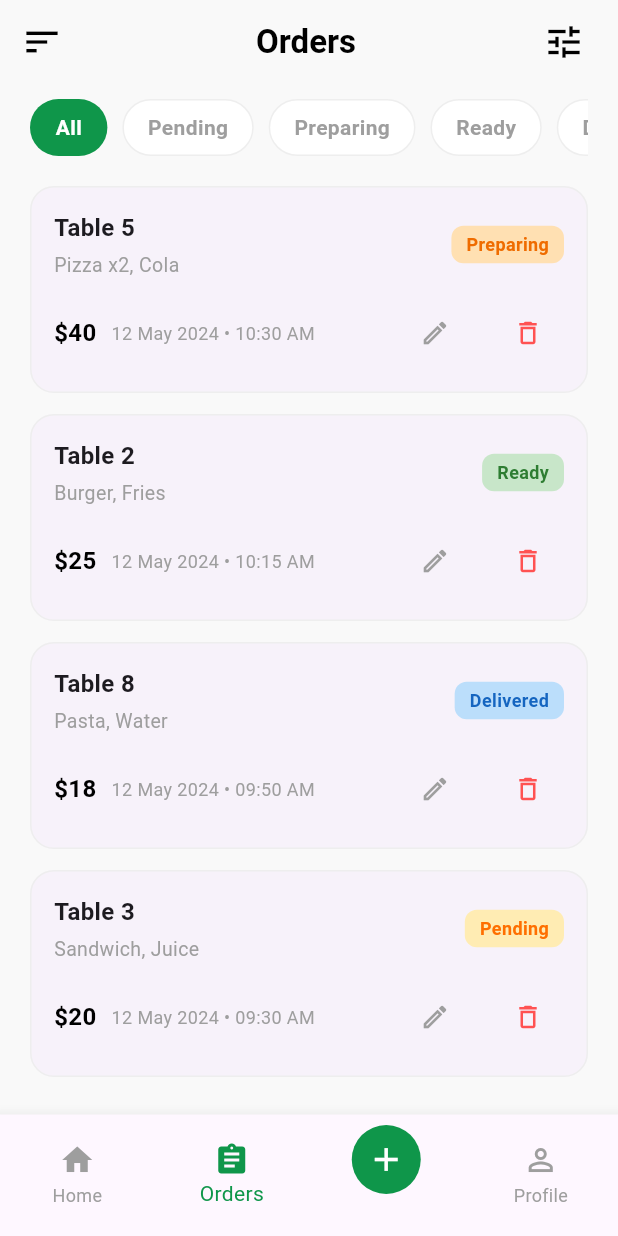
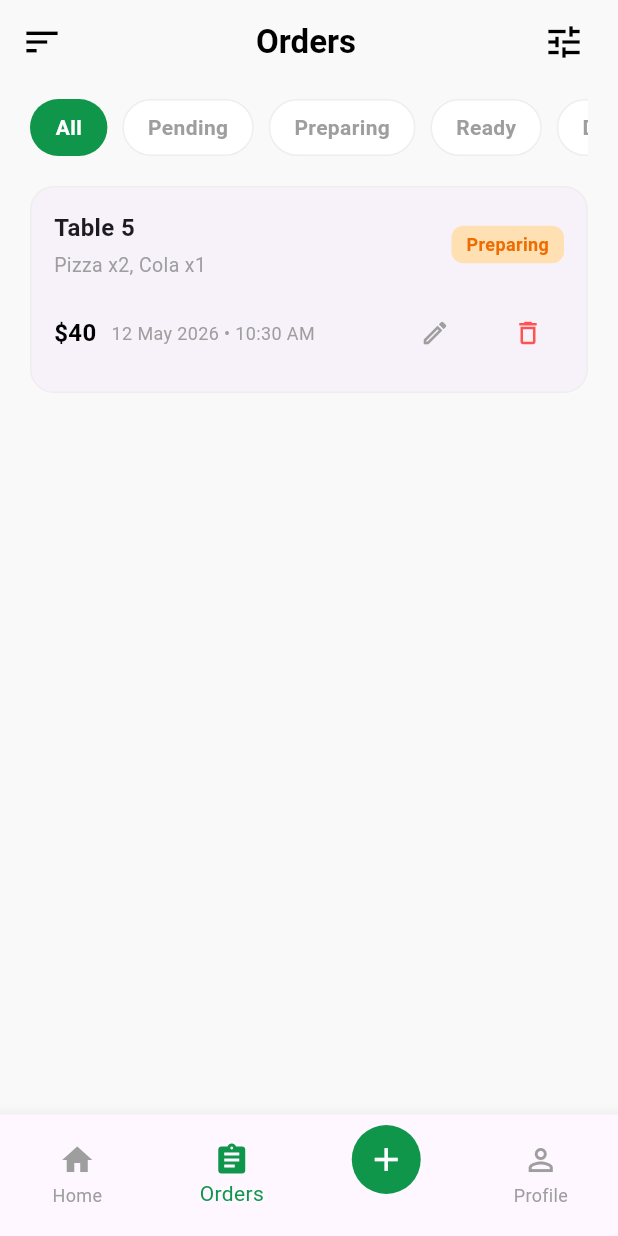
Before and after one commit to mohammedalrabiy49-tech/Store, a Flutter app: the OrdersScreen screen opened directly, on a phone screen of 412 x 824 dp. Run offline on Flutter 3.47's test engine with Material 3 defaults, Android fonts, the light colour scheme and no system bars; our stand-ins replace get.

Commit message:
Task: Implement Orders and Add Order screens with GetX

```diff
--- /dev/null
+++ b/lib/controllers/orders_controller.dart
@@ -0,0 +1,86 @@
+import 'package:get/get.dart';
+
+class OrdersController extends GetxController {
+  var currentIndex = 1.obs;
+  var selectedCategoryIndex = 0.obs;
+
+  final List<String> categories = [
+    'All',
+    'Pending',
+    'Preparing',
+    'Ready',
+    'Delivered',
+  ];
+
+  var allOrders = <Map<String, String>>[
+    {
+      'table': 'Table 5',
+      'items': 'Pizza x2, Cola x1',
+      'status': 'Preparing',
+      'price': '\$40',
+      'time': '12 May 2026 • 10:30 AM',
+    },
+  ].obs;
+
+  var selectedStatus = 'Pending'.obs;
+
+  var currentOrderItems = <Map<String, dynamic>>[
+    {'name': 'Pizza', 'quantity': 2, 'price': 15.0},
+    {'name': 'Cola', 'quantity': 1, 'price': 5.0},
+  ].obs;
+
+  double get totalPrice {
+    double total = 0.0;
+    for (var item in currentOrderItems) {
+      total += (item['price'] * item['quantity']);
+    }
+    return total;
+  }
+
+  void incrementItem(int index) {
+    var item = currentOrderItems[index];
+    item['quantity']++;
+    currentOrderItems[index] = item;
+  }
+
+  // تقليل الكمية (-)
+  void decrementItem(int index) {
+    var item = currentOrderItems[index];
+    if (item['quantity'] > 1) {
+      item['quantity']--;
+      currentOrderItems[index] = item;
+    }
+  }
+
+  void removeItem(int index) {
+    currentOrderItems.removeAt(index);
+  }
+
+  void addNewItemPlaceholder() {
+    currentOrderItems.add({'name': 'New Item', 'quantity': 1, 'price': 10.0});
+  }
+
+  void saveFinalOrder(String tableNumber, String customerName) {
+    if (tableNumber.isEmpty || currentOrderItems.isEmpty) return;
+
+    String itemsSummary = currentOrderItems
+        .map((item) => "${item['name']} x${item['quantity']}")
+        .join(', ');
+
+    allOrders.insert(0, {
+      'table': 'Table $tableNumber',
+      'items': itemsSummary,
+      'status': selectedStatus.value,
+      'price': '\$${totalPrice.toStringAsFixed(0)}',
+      'time': 'Just now',
+    });
+
+    currentOrderItems.value = [
+      {'name': 'Pizza', 'quantity': 2, 'price': 15.0},
+      {'name': 'Cola', 'quantity': 1, 'price': 5.0},
+    ];
+  }
+
+  void changeCategory(int index) => selectedCategoryIndex.value = index;
+  void changePage(int index) => currentIndex.value = index;
+}
--- a/lib/main.dart
+++ b/lib/main.dart
@@ -1,20 +1,23 @@
 import 'package:flutter/material.dart';
-import 'core/screens/welcome/welcome_screen.dart';
-// import 'core/screens/onboarding/onboarding_screen.dart';
+import 'package:get/get.dart';
+import 'package:resturnt_app/home_screen.dart';
+import 'orders_screen.dart';
 
 void main() {
-  runApp(const RestaurantApp());
+  runApp(const MyApp());
 }
 
-class RestaurantApp extends StatelessWidget {
-  const RestaurantApp({super.key});
+class MyApp extends StatelessWidget {
+  const MyApp({super.key});
 
   @override
   Widget build(BuildContext context) {
-    return const MaterialApp(
+    return GetMaterialApp(
       debugShowCheckedModeBanner: false,
-
-      home: welcome_screen(),
+      title: 'Resturnt App',
+      theme: ThemeData(primarySwatch: Colors.green, useMaterial3: true),
+      // حيبدأ التطبيق مباشرة من شاشة الطلبات اللي بنعدل عليها
+      home: const HomeScreen(),
     );
   }
 }
--- a/lib/orders_screen.dart
+++ b/lib/orders_screen.dart
@@ -1,56 +1,19 @@
 import 'package:flutter/material.dart';
-import 'home_screen.dart'; // استيراد شاشة الهوم للربط
+import 'package:get/get.dart';
+import 'package:resturnt_app/controllers/orders_controller.dart';
+import 'package:resturnt_app/add_order_screen.dart';
+import 'package:resturnt_app/home_screen.dart';
 
-class OrdersScreen extends StatefulWidget {
+class OrdersScreen extends StatelessWidget {
   const OrdersScreen({super.key});
 
   @override
-  State<OrdersScreen> createState() => _OrdersScreenState();
-}
-
-class _OrdersScreenState extends State<OrdersScreen> {
-  // مؤشر شريط التنقل (1 يعني شاشة الأوردرز)
-  final int _currentIndex = 1;
-
-  final List<String> _categories = [
-    'All',
-    'Pending',
-    'Preparing',
-    'Ready',
-    'Delivered',
-  ];
-  int _selectedCategoryIndex = 0;
-
-  final List<Map<String, String>> _allOrders = [
-    {
-      'table': 'Table 5',
-      'items': 'Pizza x2, Cola',
-      'status': 'Preparing',
-      'price': '\$40',
-      'time': '12 May 2024 • 10:30 AM',
-    },
-    {
-      'table': 'Table 2',
-      'items': 'Burger, Fries',
-      'status': 'Ready',
-      'price': '\$25',
-      'time': '12 May 2024 • 10:15 AM',
-    },
-    {
-      'table': 'Table 8',
-      'items': 'Pasta, Water',
-      'status': 'Delivered',
-      'price': '\$18',
-      'time': '12 May 2024 • 09:50 AM',
-    },
-    {
-      'table': 'Table 3',
-      'items': 'Sandwich, Juice',
-      'status': 'Pending',
-      'price': '\$20',
-      'time': '12 May 2024 • 09:30 AM',
-    },
-  ];
+  Widget build(BuildContext context) {
+    // حقن الكنترولر بشكل دائم في الذاكرة
+    final OrdersController controller = Get.put(
+      OrdersController(),
+      permanent: true,
+    );
 
     Color _getStatusColor(String status) {
       switch (status) {
@@ -82,8 +45,6 @@ class _OrdersScreenState extends State<OrdersScreen> {
       }
     }
 
-  @override
-  Widget build(BuildContext context) {
     return Scaffold(
       backgroundColor: const Color(0xFFF9F9F9),
       appBar: AppBar(
@@ -108,25 +69,27 @@ class _OrdersScreenState extends State<OrdersScreen> {
         ],
       ),
       body: SafeArea(
-        child: Padding(
+        child: SingleChildScrollView(
+          physics: const BouncingScrollPhysics(),
           padding: const EdgeInsets.symmetric(horizontal: 20.0),
           child: Column(
+            crossAxisAlignment: CrossAxisAlignment.start,
             children: [
               const SizedBox(height: 10),
-              // شريط الفئات الأفقي
+
+              // --- شريط الفئات التفاعلي (تم إزالة الـ Obx المسبب للشاشة الحمراء هان) ---
               SizedBox(
                 height: 38,
                 child: ListView.builder(
                   scrollDirection: Axis.horizontal,
-                  itemCount: _categories.length,
+                  itemCount: controller.categories.length,
                   itemBuilder: (context, index) {
-                    bool isSelected = _selectedCategoryIndex == index;
+                    // نستخدم الـ Obx فقط على النص والخلفية اللي بتتغير قيمتهم داخل الـ Item نفسه
+                    return Obx(() {
+                      bool isSelected =
+                          controller.selectedCategoryIndex.value == index;
                       return GestureDetector(
-                      onTap: () {
-                        setState(() {
-                          _selectedCategoryIndex = index;
-                        });
-                      },
+                        onTap: () => controller.changeCategory(index),
                         child: Container(
                           margin: const EdgeInsets.only(right: 10),
                           padding: const EdgeInsets.symmetric(
@@ -145,7 +108,7 @@ class _OrdersScreenState extends State<OrdersScreen> {
                             ),
                           ),
                           child: Text(
-                          _categories[index],
+                            controller.categories[index],
                             style: TextStyle(
                               color: isSelected ? Colors.white : Colors.grey,
                               fontWeight: FontWeight.bold,
@@ -154,22 +117,44 @@ class _OrdersScreenState extends State<OrdersScreen> {
                           ),
                         ),
                       );
+                    });
                   },
                 ),
               ),
               const SizedBox(height: 20),
 
-              // قائمة الطلبات الكاملة باستخدام ListView.builder للشاشة المستقلة
-              Expanded(
-                child: ListView.builder(
-                  itemCount: _allOrders.length,
+              // --- قائمة الطلبات المحمية تماماً ---
+              Obx(() {
+                if (controller.allOrders.isEmpty) {
+                  return const SizedBox(
+                    height: 200,
+                    child: Center(child: Text('No orders found')),
+                  );
+                }
+
+                var filteredOrders = controller.allOrders.where((order) {
+                  if (controller.selectedCategoryIndex.value == 0) return true;
+                  return order['status'] ==
+                      controller.categories[controller
+                          .selectedCategoryIndex
+                          .value];
+                }).toList();
+
+                if (filteredOrders.isEmpty) {
+                  return const SizedBox(
+                    height: 200,
+                    child: Center(
+                      child: Text('No orders found in this category'),
+                    ),
+                  );
+                }
+
+                return ListView.builder(
+                  shrinkWrap: true,
+                  physics: const NeverScrollableScrollPhysics(),
+                  itemCount: filteredOrders.length,
                   itemBuilder: (context, index) {
-                    final order = _allOrders[index];
-                    if (_selectedCategoryIndex != 0 &&
-                        order['status'] !=
-                            _categories[_selectedCategoryIndex]) {
-                      return const SizedBox.shrink();
-                    }
+                    final order = filteredOrders[index];
                     return Card(
                       margin: const EdgeInsets.only(bottom: 14),
                       elevation: 0,
@@ -180,6 +165,7 @@ class _OrdersScreenState extends State<OrdersScreen> {
                       child: Padding(
                         padding: const EdgeInsets.all(16.0),
                         child: Column(
+                          mainAxisSize: MainAxisSize.min,
                           children: [
                             Row(
                               children: [
@@ -189,7 +175,7 @@ class _OrdersScreenState extends State<OrdersScreen> {
                                         CrossAxisAlignment.start,
                                     children: [
                                       Text(
-                                        order['table']!,
+                                        order['table'] ?? '',
                                         style: const TextStyle(
                                           fontWeight: FontWeight.bold,
                                           fontSize: 16,
@@ -197,7 +183,7 @@ class _OrdersScreenState extends State<OrdersScreen> {
                                       ),
                                       const SizedBox(height: 4),
                                       Text(
-                                        order['items']!,
+                                        order['items'] ?? '',
                                         style: const TextStyle(
                                           color: Colors.grey,
                                           fontSize: 13,
@@ -212,14 +198,16 @@ class _OrdersScreenState extends State<OrdersScreen> {
                                     vertical: 4,
                                   ),
                                   decoration: BoxDecoration(
-                                    color: _getStatusColor(order['status']!),
+                                    color: _getStatusColor(
+                                      order['status'] ?? 'Pending',
+                                    ),
                                     borderRadius: BorderRadius.circular(8),
                                   ),
                                   child: Text(
-                                    order['status']!,
+                                    order['status'] ?? 'Pending',
                                     style: TextStyle(
                                       color: _getStatusTextColor(
-                                        order['status']!,
+                                        order['status'] ?? 'Pending',
                                       ),
                                       fontSize: 12,
                                       fontWeight: FontWeight.w600,
@@ -235,7 +223,7 @@ class _OrdersScreenState extends State<OrdersScreen> {
                                 Row(
                                   children: [
                                     Text(
-                                      order['price']!,
+                                      order['price'] ?? '',
                                       style: const TextStyle(
                                         fontWeight: FontWeight.bold,
                                         fontSize: 16,
@@ -244,7 +232,7 @@ class _OrdersScreenState extends State<OrdersScreen> {
                                     ),
                                     const SizedBox(width: 10),
                                     Text(
-                                      order['time']!,
+                                      order['time'] ?? '',
                                       style: const TextStyle(
                                         color: Colors.grey,
                                         fontSize: 12,
@@ -271,7 +259,8 @@ class _OrdersScreenState extends State<OrdersScreen> {
                                         color: Colors.redAccent,
                                         size: 20,
                                       ),
-                                      onPressed: () {},
+                                      onPressed: () =>
+                                          controller.allOrders.remove(order),
                                       constraints: const BoxConstraints(),
                                       padding: EdgeInsets.zero,
                                     ),
@@ -284,22 +273,20 @@ class _OrdersScreenState extends State<OrdersScreen> {
                       ),
                     );
                   },
-                ),
-              ),
+                );
+              }),
             ],
           ),
         ),
       ),
-
-      // هنا الربط التفاعلي للرجوع للهوم سكرين
       bottomNavigationBar: BottomNavigationBar(
-        currentIndex: _currentIndex,
+        currentIndex: controller.currentIndex.value,
         onTap: (index) {
-          if (index == 0) {
-            Navigator.pushReplacement(
-              context,
-              MaterialPageRoute(builder: (context) => const HomeScreen()),
-            );
+          if (index == 2) {
+            Get.to(() => const AddOrderScreen());
+          } else {
+            controller.changePage(index);
+            if (index == 0) Get.offAll(() => const HomeScreen());
           }
         },
         type: BottomNavigationBarType.fixed,
--- a/pubspec.yaml
+++ b/pubspec.yaml
@@ -34,6 +34,7 @@ dependencies:
   # The following adds the Cupertino Icons font to your application.
   # Use with the CupertinoIcons class for iOS style icons.
   cupertino_icons: ^1.0.8
+  get: ^4.7.3
 
 dev_dependencies:
   flutter_test:
```
Also changed, not shown: lib/add_order_screen.dart (added, +325 -0 lines), lib/home_screen.dart (+3 -11 lines), pubspec.lock. Lines whose indentation alone changed are shown as unchanged.
